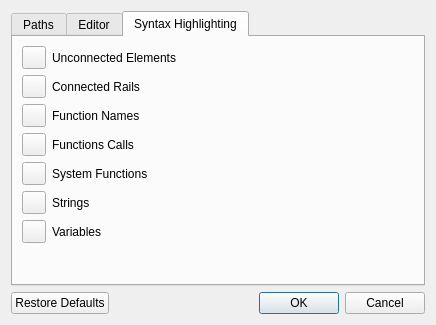
The window that Editor/TextEditor/ApplicationPreferencesDialog.ui (ccebinger/SWPSoSe14) describes before a commit, drawn with Qt 5.
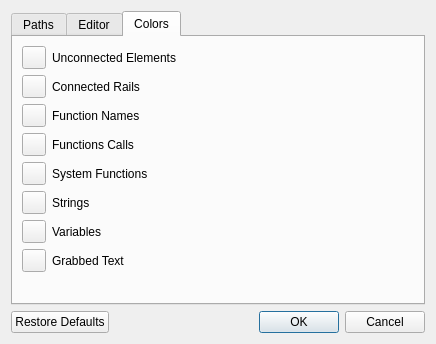
The same window after the commit. The open tabs and pages were chosen to show the change. Custom widgets are drawn as their Qt base class.

Commit message: added grab color to preferences; hid function name color; fixed preferences read/write; fixed minor bugs

The edit to the form file:
```diff
--- a/Editor/TextEditor/ApplicationPreferencesDialog.ui
+++ b/Editor/TextEditor/ApplicationPreferencesDialog.ui
@@ -10,7 +10,7 @@
     <x>0</x>
     <y>0</y>
     <width>436</width>
-    <height>325</height>
+    <height>344</height>
    </rect>
   </property>
   <property name="windowTitle">
@@ -154,7 +154,7 @@
      </widget>
      <widget class="QWidget" name="ui_syntaxHighlightingTab">
       <attribute name="title">
-       <string>Syntax Highlighting</string>
+       <string>Colors</string>
       </attribute>
       <layout class="QFormLayout" name="formLayout_2">
        <item row="0" column="0">
@@ -255,7 +255,7 @@
          </property>
         </widget>
        </item>
-       <item row="7" column="0">
+       <item row="8" column="0">
         <spacer name="ui_coloringVerticalSpacer">
          <property name="orientation">
           <enum>Qt::Vertical</enum>
@@ -268,6 +268,20 @@
          </property>
         </spacer>
        </item>
+       <item row="7" column="0">
+        <widget class="QToolButton" name="ui_grabbedTextToolButton">
+         <property name="text">
+          <string/>
+         </property>
+        </widget>
+       </item>
+       <item row="7" column="1">
+        <widget class="QLabel" name="ui_grabbedTextLabel">
+         <property name="text">
+          <string>Grabbed Text</string>
+         </property>
+        </widget>
+       </item>
       </layout>
      </widget>
     </widget>
```
Left out of the diff: 2 changed lines with no effect on the pictures. The commit also changes 4 other files.
